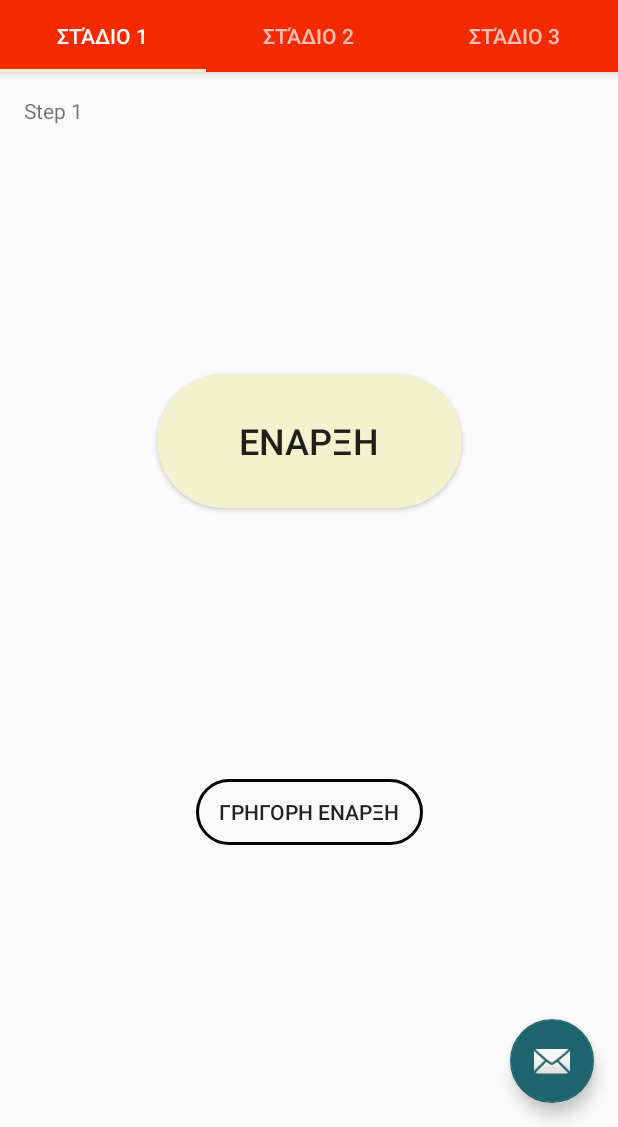
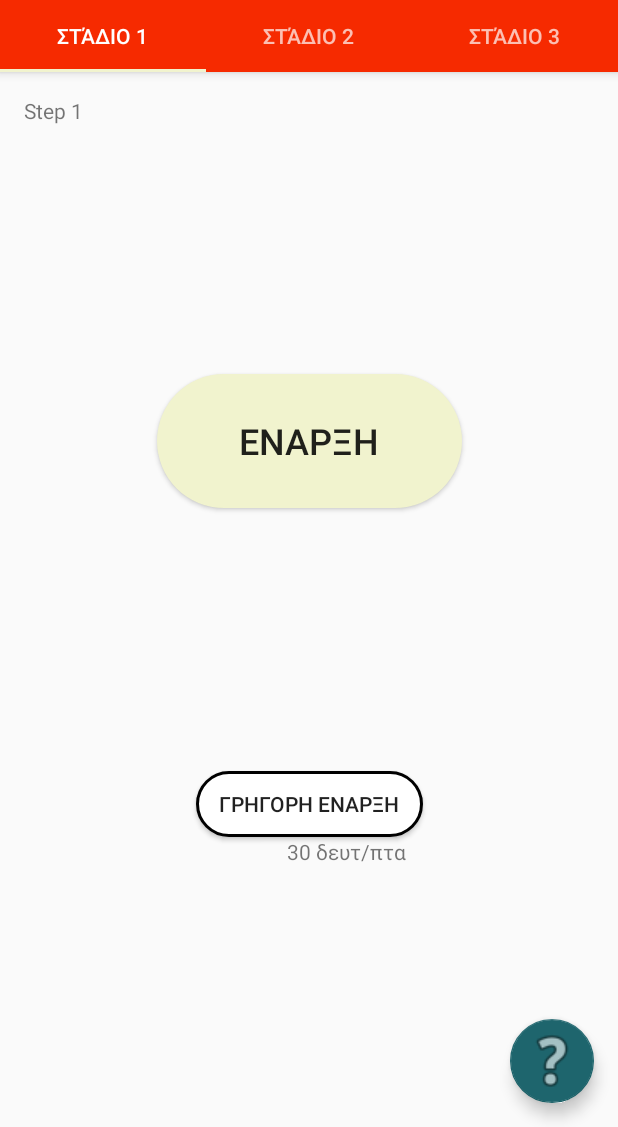
Before and after one commit to Hilsen-Cenaj/Microwave, an Android app: the screen it shows after launch (MainActivity), on a phone screen of 412 x 824 dp, the part 109-1236 px from its top. Run offline under Robolectric (Android 15) with nearby library versions, the phone set to English and light mode, and no system bars.

Commit message:
Fixing colors of buttons on tab1

```diff
--- a/app/src/main/res/drawable/roundedbutton.xml
+++ b/app/src/main/res/drawable/roundedbutton.xml
@@ -1,11 +1,5 @@
 <?xml version="1.0" encoding="utf-8"?>
 <shape xmlns:android="http://schemas.android.com/apk/res/android" android:shape="rectangle" android:padding="10dp">
     <solid android:color="@color/colorAccent"/><!-- this one is ths color of the Rounded Button -->
-    <corners
-        android:bottomRightRadius="50dp"
-        android:bottomLeftRadius="50dp"
-        android:topLeftRadius="50dp"
-        android:topRightRadius="50dp"
-
-        />
+    <corners android:radius="50dp" />
 </shape>
--- a/app/src/main/res/drawable/roundedbutton2.xml
+++ b/app/src/main/res/drawable/roundedbutton2.xml
@@ -1,12 +1,6 @@
 <?xml version="1.0" encoding="utf-8"?>
 <shape xmlns:android="http://schemas.android.com/apk/res/android" android:shape="rectangle" android:padding="10dp">
-    <solid android:color="@android:color/transparent"/><!-- this one is ths color of the Rounded Button -->
-    <corners
-        android:bottomRightRadius="50dp"
-        android:bottomLeftRadius="50dp"
-        android:topLeftRadius="50dp"
-        android:topRightRadius="50dp"
-
-        />
+    <solid android:color="@android:color/white"/><!-- this one is ths color of the Rounded Button -->
+    <corners android:radius="50dp" />
     <stroke android:width="3px" android:color="#000000" />
 </shape>
--- a/app/src/main/res/layout/activity_main.xml
+++ b/app/src/main/res/layout/activity_main.xml
@@ -43,5 +43,6 @@
         android:layout_gravity="bottom|end"
         android:layout_margin="@dimen/fab_margin"
         app:backgroundTint="@color/colorPrimaryDark"
-        app:srcCompat="@android:drawable/ic_dialog_email" />
+        app:maxImageSize="@android:dimen/app_icon_size"
+        app:srcCompat="@android:drawable/ic_menu_help" />
 </android.support.design.widget.CoordinatorLayout>
--- a/app/src/main/res/layout/tab1.xml
+++ b/app/src/main/res/layout/tab1.xml
@@ -25,37 +25,40 @@
         android:id="@+id/button_start"
         android:layout_width="203dp"
         android:layout_height="89dp"
-        android:layout_marginStart="8dp"
-        android:layout_marginLeft="8dp"
-        android:layout_marginTop="8dp"
-        android:layout_marginEnd="8dp"
-        android:layout_marginRight="8dp"
-        android:layout_marginBottom="124dp"
-
+        android:layout_gravity="center_vertical|center_horizontal"
         android:background="@drawable/roundedbutton"
-        android:text="ΕΝΑΡΞΗ"
+        android:gravity="center"
+        android:text="@string/button_start"
         android:textSize="24sp"
         app:layout_constraintBottom_toTopOf="@+id/button_quickstart"
         app:layout_constraintEnd_toEndOf="parent"
         app:layout_constraintStart_toStartOf="parent"
         app:layout_constraintTop_toTopOf="parent"
-        app:layout_constraintVertical_bias="0.772" />
+        app:layout_constraintVertical_bias="0.535" />
 
     <Button
         android:id="@+id/button_quickstart"
         android:layout_width="151dp"
         android:layout_height="44dp"
-        android:layout_marginStart="8dp"
-        android:layout_marginLeft="8dp"
-        android:layout_marginEnd="8dp"
-        android:layout_marginRight="8dp"
-        android:layout_marginBottom="188dp"
+        android:layout_gravity="center_vertical|center_horizontal"
 
         android:background="@drawable/roundedbutton2"
-        android:text="ΓΡΗΓΟΡΗ ΕΝΑΡΞΗ"
+        android:gravity="center"
+        android:text="@string/button_quickstart"
         app:layout_constraintBottom_toBottomOf="parent"
         app:layout_constraintEnd_toEndOf="parent"
-        app:layout_constraintHorizontal_bias="0.501"
-        app:layout_constraintStart_toStartOf="parent" />
+        app:layout_constraintStart_toStartOf="parent"
+        app:layout_constraintTop_toTopOf="parent"
+        app:layout_constraintVertical_bias="0.707" />
+
+    <TextView
+        android:id="@+id/textView"
+        android:layout_width="wrap_content"
+        android:layout_height="wrap_content"
+        android:text="@string/text_quickstart"
+        app:layout_constraintEnd_toEndOf="parent"
+        app:layout_constraintHorizontal_bias="0.575"
+        app:layout_constraintStart_toStartOf="parent"
+        app:layout_constraintTop_toBottomOf="@+id/button_quickstart" />
 
 </android.support.constraint.ConstraintLayout>
--- a/app/src/main/res/values/strings.xml
+++ b/app/src/main/res/values/strings.xml
@@ -3,4 +3,7 @@
     <string name="tab_text_1">Στάδιο 1</string>
     <string name="tab_text_2">Στάδιο 2</string>
     <string name="tab_text_3">Στάδιο 3</string>
+    <string name="button_start">ΕΝΑΡΞΗ</string>
+    <string name="button_quickstart">ΓΡΗΓΟΡΗ ΕΝΑΡΞΗ</string>
+    <string name="text_quickstart">30 δευτ/πτα</string>
 </resources>
```
